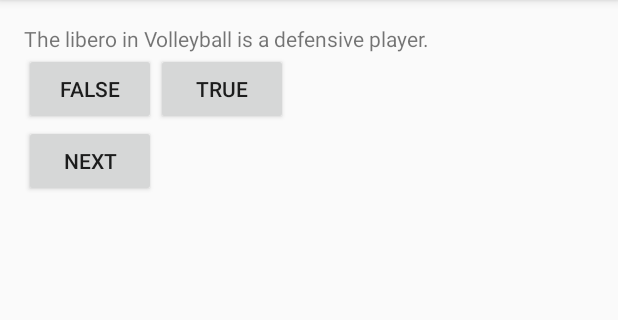
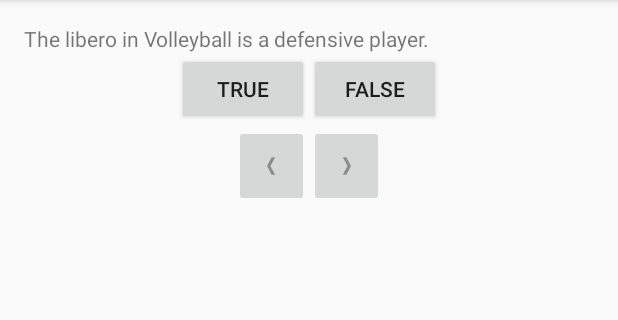
Before and after one commit to rhong612/Android-Quiz-App, an Android app: the screen it shows after launch (QuestionActivity), on a phone screen of 412 x 824 dp, the part 84-404 px from its top. Run offline under Robolectric (Android 15) with nearby library versions, the phone set to English and light mode, and no system bars.

Commit message:
Added previous button + some UI modifications

```diff
--- a/src/main/java/com/raymondhong/quizapp/activities/QuestionActivity.java
+++ b/src/main/java/com/raymondhong/quizapp/activities/QuestionActivity.java
@@ -4,6 +4,7 @@ import android.support.v7.app.AppCompatActivity;
 import android.os.Bundle;
 import android.view.View;
 import android.widget.Button;
+import android.widget.ImageButton;
 import android.widget.TextView;
 import android.widget.Toast;
 
@@ -16,7 +17,8 @@ public class QuestionActivity extends AppCompatActivity {
 
     private Button trueBtn;
     private Button falseBtn;
-    private Button nextBtn;
+    private ImageButton nextBtn;
+    private ImageButton prevBtn;
     private TextView questionText;
     private ArrayList<Question> questionList;
     private int currentQuesIndex;
@@ -42,16 +44,25 @@ public class QuestionActivity extends AppCompatActivity {
                 checkAnswer(false);
             }
         });
-        nextBtn = (Button) findViewById(R.id.next_button);
+
+        nextBtn = (ImageButton) findViewById(R.id.next_button);
         nextBtn.setOnClickListener(new View.OnClickListener() {
             @Override
             public void onClick(View view) {
                 setNextQuestion();
             }
         });
+
+        prevBtn = (ImageButton) findViewById(R.id.previous_button);
+        prevBtn.setOnClickListener(new View.OnClickListener() {
+            @Override
+            public void onClick(View view) {
+                setPreviousQuestion();
+            }
+        });
+
         currentQuesIndex = 0;
         questionList = new ArrayList<>();
-
         initializeQuestions();
 
         //Set initial question
@@ -59,6 +70,9 @@ public class QuestionActivity extends AppCompatActivity {
         questionText.setText(nQuestion.getTextResID());
     }
 
+    /**
+     * Changes the question displayed to the next one in the question list
+     */
     private void setNextQuestion() {
         if (currentQuesIndex + 1 < questionList.size()) {
             currentQuesIndex++;
@@ -67,6 +81,21 @@ public class QuestionActivity extends AppCompatActivity {
         }
     }
 
+    /**
+     * Changes the question displayed to the previous one in the question list
+     */
+    private void setPreviousQuestion() {
+        if (currentQuesIndex - 1 >= 0) {
+            currentQuesIndex--;
+            Question nQuestion = questionList.get(currentQuesIndex);
+            questionText.setText(nQuestion.getTextResID());
+        }
+    }
+
+    /**
+     * Pops out a Toast that says "Correct" if the user selected the correct answer to the question, "Wrong!" otherwise
+     * @param answer the user's answer to the question
+     */
     private void checkAnswer(boolean answer) {
         if (answer == questionList.get(currentQuesIndex).isCorrect()) {
             Toast.makeText(QuestionActivity.this, R.string.correct_toast, Toast.LENGTH_SHORT).show();
@@ -76,6 +105,9 @@ public class QuestionActivity extends AppCompatActivity {
         }
     }
 
+    /**
+     * Adds the questions to the question list
+     */
     private void initializeQuestions() {
         questionList.add(new Question(R.string.question_one, true));
         questionList.add(new Question(R.string.question_two, true));
--- a/src/main/res/layout/activity_question.xml
+++ b/src/main/res/layout/activity_question.xml
@@ -10,32 +10,52 @@
     tools:context=".activities.QuestionActivity">
 
     <TextView
-        android:id = "@+id/question_text"
+        android:id="@+id/question_text"
         android:layout_width="wrap_content"
         android:layout_height="wrap_content" />
 
-
-    <Button
-        android:id = "@+id/true_button"
-        android:text="@string/true_text"
+    <LinearLayout
+        android:id="@+id/layout_true_false"
         android:layout_width="wrap_content"
         android:layout_height="wrap_content"
-        android:layout_below="@+id/question_text"
-        android:layout_toRightOf="@+id/false_button"/>
+        android:layout_below="@id/question_text"
+        android:layout_centerHorizontal="true">
+
+        <Button
+            android:id="@+id/true_button"
+            android:layout_width="wrap_content"
+            android:layout_height="wrap_content"
+            android:text="@string/true_text" />
+
+        <Button
+            android:id="@+id/false_button"
+            android:layout_width="wrap_content"
+            android:layout_height="wrap_content"
+            android:text="@string/false_text" />
+    </LinearLayout>
+
+    <LinearLayout
+        android:id="@+id/layout_next_previous"
+        android:layout_width="wrap_content"
+        android:layout_height="wrap_content"
+        android:layout_below="@id/layout_true_false"
+        android:layout_centerHorizontal="true">
+
+        <ImageButton
+            android:id="@+id/previous_button"
+            android:layout_width="wrap_content"
+            android:layout_height="wrap_content"
+            android:padding="@dimen/arrow_button_padding"
+            android:src="@drawable/arrow_left" />
+
+        <ImageButton
+            android:id="@+id/next_button"
+            android:layout_width="wrap_content"
+            android:layout_height="wrap_content"
+            android:padding="@dimen/arrow_button_padding"
+            android:src="@drawable/arrow_right" />
+
+    </LinearLayout>
 
 
-    <Button
-        android:id = "@+id/false_button"
-        android:text="@string/false_text"
-        android:layout_width="wrap_content"
-        android:layout_height="wrap_content"
-        android:layout_below="@+id/question_text"/>
-
-    <Button
-        android:id = "@+id/next_button"
-        android:text="@string/next_text"
-        android:layout_width="wrap_content"
-        android:layout_height="wrap_content"
-        android:layout_below="@+id/true_button"/>
-
 </RelativeLayout>
--- a/src/main/res/values/dimens.xml
+++ b/src/main/res/values/dimens.xml
@@ -2,4 +2,7 @@
     <!-- Default screen margins, per the Android Design guidelines. -->
     <dimen name="activity_horizontal_margin">16dp</dimen>
     <dimen name="activity_vertical_margin">16dp</dimen>
+
+
+    <dimen name="arrow_button_padding">20dp</dimen>
 </resources>
```
Also changed, not shown: src/main/res/drawable-hdpi/arrow_left.png (added), src/main/res/drawable-hdpi/arrow_right.png (added), src/main/res/drawable-mdpi/arrow_left.png (added), src/main/res/drawable-mdpi/arrow_right.png (added), src/main/res/drawable-xhdpi/arrow_left.png (added), src/main/res/drawable-xhdpi/arrow_right.png (added), src/main/res/drawable-xxhdpi/arrow_left.png (added), src/main/res/drawable-xxhdpi/arrow_right.png (added).
